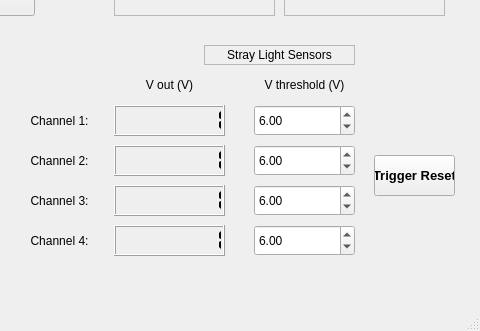
Above: LCAS-Interface/GUI/LCASGUIV3.ui from elizartsy/LCAS-Project before the change; both pictures show x 316 to 796 and y 365 to 696 of the 796 by 696 pixel window. Below: the same form after it.
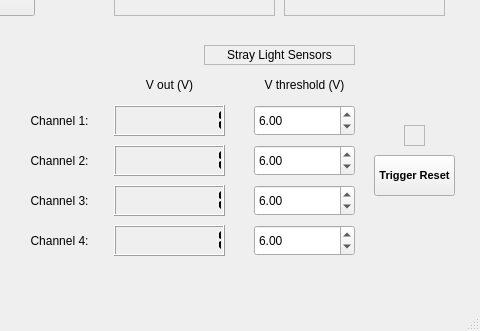
That is the form after the change.

Diff of the .ui file:
```diff
--- a/LCAS-Interface/GUI/LCASGUIV3.ui
+++ b/LCAS-Interface/GUI/LCASGUIV3.ui
@@ -725,7 +725,7 @@
     <property name="font">
      <font>
       <family>Arial</family>
-      <pointsize>10</pointsize>
+      <pointsize>8</pointsize>
       <bold>true</bold>
      </font>
     </property>
@@ -733,6 +733,22 @@
      <string>Trigger Reset</string>
     </property>
    </widget>
+   <widget class="QFrame" name="TriggerIndicator">
+    <property name="geometry">
+     <rect>
+      <x>720</x>
+      <y>490</y>
+      <width>21</width>
+      <height>21</height>
+     </rect>
+    </property>
+    <property name="frameShape">
+     <enum>QFrame::Shape::StyledPanel</enum>
+    </property>
+    <property name="frameShadow">
+     <enum>QFrame::Shadow::Raised</enum>
+    </property>
+   </widget>
   </widget>
   <widget class="QMenuBar" name="menubar">
    <property name="geometry">
```
